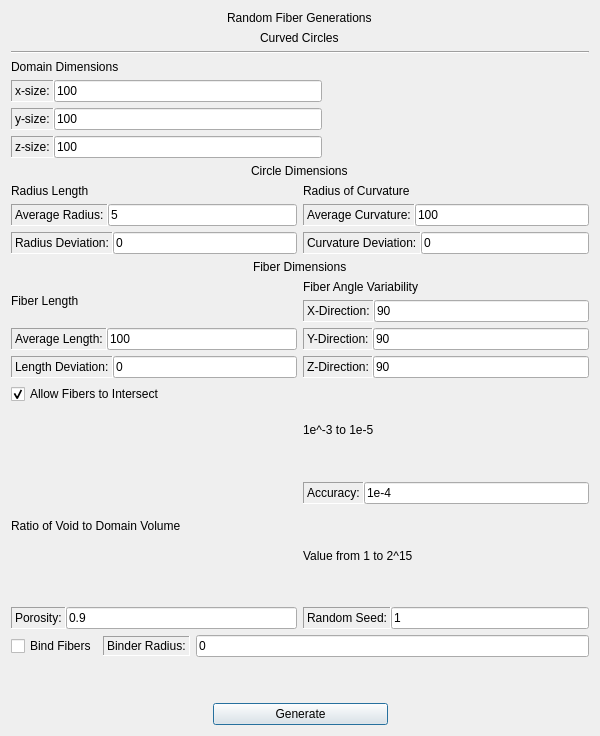
nasa/puma, file gui/src/Generate/randomfibergencurvedcircle.ui: the form before one commit.
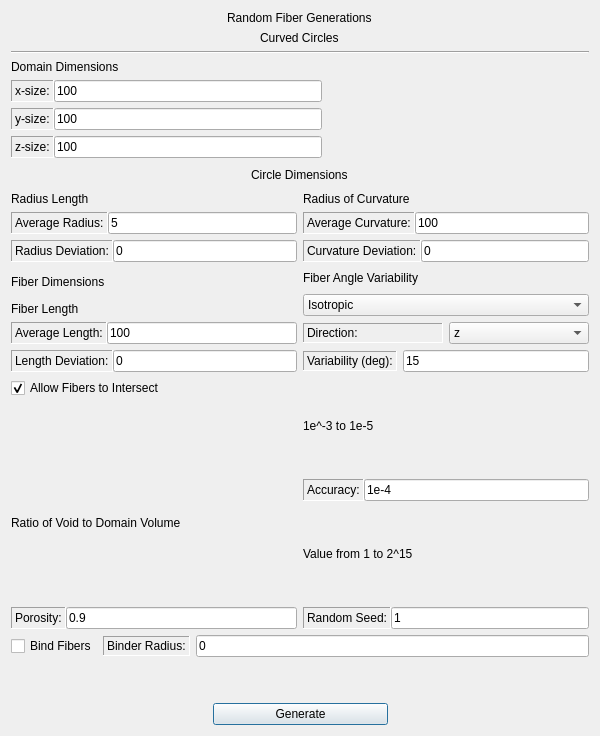
The form after the commit.

Commit message: updated gui for new fiber generation angle method

Patch:
```diff
--- a/gui/src/Generate/randomfibergencurvedcircle.ui
+++ b/gui/src/Generate/randomfibergencurvedcircle.ui
@@ -19,10 +19,6 @@
   <property name="windowTitle">
    <string>Generate</string>
   </property>
-  <layout class="QVBoxLayout" name="verticalLayout_17">
-   <item>
-    <layout class="QVBoxLayout" name="verticalLayout_16">
-     <item>
       <layout class="QVBoxLayout" name="verticalLayout_12">
        <item>
         <layout class="QVBoxLayout" name="verticalLayout_4">
@@ -403,8 +399,10 @@
         </layout>
        </item>
        <item>
+    <layout class="QHBoxLayout" name="horizontalLayout_2">
+     <item>
         <layout class="QVBoxLayout" name="verticalLayout_11">
-         <item alignment="Qt::AlignHCenter">
+       <item>
           <widget class="QLabel" name="label">
            <property name="styleSheet">
             <string notr="true">font: 11pt &quot;Serif&quot;;</string>
@@ -415,8 +413,6 @@
           </widget>
          </item>
          <item>
-          <layout class="QHBoxLayout" name="horizontalLayout_2">
-           <item>
             <layout class="QVBoxLayout" name="verticalLayout_5">
              <item>
               <widget class="QLabel" name="label_11">
@@ -496,10 +492,18 @@
              </item>
             </layout>
            </item>
+      </layout>
+     </item>
            <item>
             <layout class="QVBoxLayout" name="verticalLayout_6">
              <item>
-              <widget class="QLabel" name="fibAngleVarLabel_2">
+        <widget class="QLabel" name="fibAngleVarLabel">
+         <property name="maximumSize">
+          <size>
+           <width>16777215</width>
+           <height>20</height>
+          </size>
+         </property>
                <property name="styleSheet">
                 <string notr="true">font: 11pt &quot;Serif&quot;;</string>
                </property>
@@ -509,45 +513,34 @@
               </widget>
              </item>
              <item>
-              <layout class="QHBoxLayout" name="horizontalLayout_13">
-               <property name="spacing">
-                <number>0</number>
-               </property>
+        <widget class="QComboBox" name="angle_combo">
                <item>
-                <widget class="QLabel" name="xDirLabel_2">
-                 <property name="styleSheet">
-                  <string notr="true">font: 11pt &quot;Serif&quot;;</string>
-                 </property>
-                 <property name="frameShape">
-                  <enum>QFrame::Panel</enum>
-                 </property>
-                 <property name="frameShadow">
-                  <enum>QFrame::Sunken</enum>
-                 </property>
                  <property name="text">
-                  <string>X-Direction:</string>
-                 </property>
-                </widget>
+           <string>Isotropic</string>
+          </property>
                </item>
                <item>
-                <widget class="QLineEdit" name="xAngleEdit_2">
-                 <property name="styleSheet">
-                  <string notr="true">font: 11pt &quot;Serif&quot;;</string>
-                 </property>
+          <property name="text">
+           <string>Transverse Isotropic</string>
+          </property>
+         </item>
+         <item>
                  <property name="text">
-                  <string>90</string>
-                 </property>
-                </widget>
-               </item>
-              </layout>
-             </item>
+           <string>1D</string>
+          </property>
+         </item>
+        </widget>
+       </item>
              <item>
-              <layout class="QHBoxLayout" name="horizontalLayout_14">
-               <property name="spacing">
-                <number>0</number>
-               </property>
+        <layout class="QHBoxLayout" name="horizontalLayout_8">
                <item>
-                <widget class="QLabel" name="yDirLabel_2">
+          <widget class="QLabel" name="direction_label">
+           <property name="maximumSize">
+            <size>
+             <width>16777215</width>
+             <height>20</height>
+            </size>
+           </property>
                  <property name="styleSheet">
                   <string notr="true">font: 11pt &quot;Serif&quot;;</string>
                  </property>
@@ -558,29 +551,44 @@
                   <enum>QFrame::Sunken</enum>
                  </property>
                  <property name="text">
-                  <string>Y-Direction:</string>
+            <string>Direction:</string>
                  </property>
                 </widget>
                </item>
                <item>
-                <widget class="QLineEdit" name="yAngleEdit_2">
-                 <property name="styleSheet">
-                  <string notr="true">font: 11pt &quot;Serif&quot;;</string>
-                 </property>
+          <widget class="QComboBox" name="direction_combo">
+           <property name="currentIndex">
+            <number>2</number>
+           </property>
+           <item>
                  <property name="text">
-                  <string>90</string>
-                 </property>
+             <string>x</string>
+            </property>
+           </item>
+           <item>
+            <property name="text">
+             <string>y</string>
+            </property>
+           </item>
+           <item>
+            <property name="text">
+             <string>z</string>
+            </property>
+           </item>
                 </widget>
                </item>
               </layout>
              </item>
              <item>
-              <layout class="QHBoxLayout" name="horizontalLayout_15">
-               <property name="spacing">
-                <number>0</number>
-               </property>
+        <layout class="QHBoxLayout" name="horizontalLayout_9">
                <item>
-                <widget class="QLabel" name="zDirLabel_2">
+          <widget class="QLabel" name="variability_label">
+           <property name="maximumSize">
+            <size>
+             <width>16777215</width>
+             <height>20</height>
+            </size>
+           </property>
                  <property name="styleSheet">
                   <string notr="true">font: 11pt &quot;Serif&quot;;</string>
                  </property>
@@ -591,7 +599,7 @@
                   <enum>QFrame::Sunken</enum>
                  </property>
                  <property name="text">
-                  <string>Z-Direction:</string>
+            <string>Variability (deg):</string>
                  </property>
                 </widget>
                </item>
@@ -601,13 +609,9 @@
                   <string notr="true">font: 11pt &quot;Serif&quot;;</string>
                  </property>
                  <property name="text">
-                  <string>90</string>
-                 </property>
-                </widget>
-               </item>
-              </layout>
-             </item>
-            </layout>
+            <string>15</string>
+           </property>
+          </widget>
            </item>
           </layout>
          </item>
@@ -805,8 +809,6 @@
        </item>
       </layout>
      </item>
-    </layout>
-   </item>
    <item>
     <layout class="QHBoxLayout" name="horizontalLayout_28">
      <item>
```
Left out of the diff: 11 changed lines with no effect on the pictures. Lines whose indentation alone changed are shown as unchanged. The commit also changes 10 other files.
